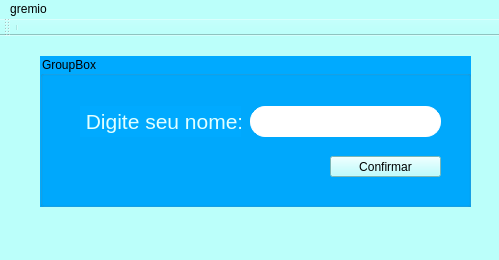
andreicuruja/TDS-cavg, file janelauntitled/janelauntitled.ui: the form before one commit.
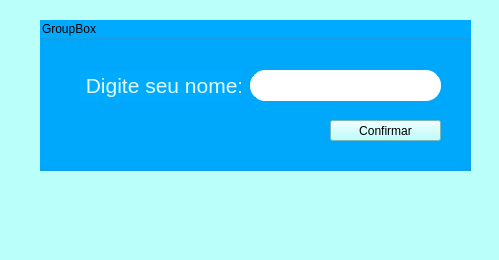
The form after the commit. Custom widgets are drawn as their Qt base class.

What changed in the file:
```diff
--- a/janelauntitled/janelauntitled.ui
+++ b/janelauntitled/janelauntitled.ui
@@ -110,39 +110,14 @@
      <height>21</height>
     </rect>
    </property>
-   <widget class="QMenu" name="menugremio">
-    <property name="title">
-     <string>gremio</string>
-    </property>
-   </widget>
-   <addaction name="menugremio"/>
   </widget>
   <widget class="QStatusBar" name="statusbar"/>
-  <widget class="gremio" name="toolBar">
-   <property name="windowTitle">
-    <string>toolBar</string>
-   </property>
-   <attribute name="toolBarArea">
-    <enum>TopToolBarArea</enum>
-   </attribute>
-   <attribute name="toolBarBreak">
-    <bool>false</bool>
-   </attribute>
-   <addaction name="separator"/>
-  </widget>
   <action name="actiongremio">
    <property name="text">
     <string>gremio</string>
    </property>
   </action>
  </widget>
- <customwidgets>
-  <customwidget>
-   <class>gremio</class>
-   <extends>QToolBar</extends>
-   <header>gremio.h</header>
-  </customwidget>
- </customwidgets>
  <resources/>
  <connections/>
 </ui>
```
